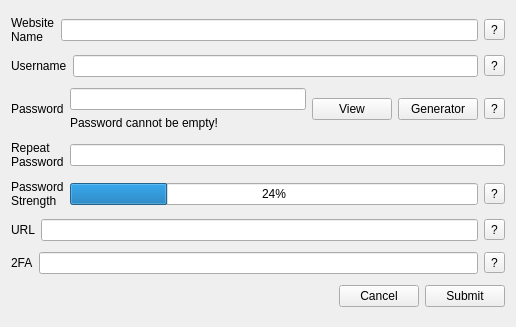
Above: designs/entry.ui from C18384776/Armour before the change. Below: the same form after it.
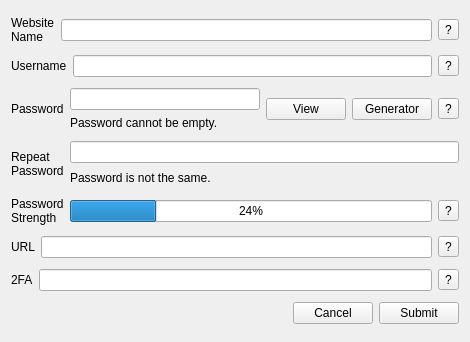
That is the form after the change.

Commit message: New entry window sends information back to main

```diff
--- a/designs/entry.ui
+++ b/designs/entry.ui
@@ -6,8 +6,8 @@
    <rect>
     <x>0</x>
     <y>0</y>
-    <width>516</width>
-    <height>327</height>
+    <width>470</width>
+    <height>342</height>
    </rect>
   </property>
   <property name="windowTitle">
@@ -74,7 +74,7 @@
        <item>
         <widget class="QLabel" name="password_error_label">
          <property name="text">
-          <string>Password cannot be empty!</string>
+          <string>Password cannot be empty.</string>
          </property>
         </widget>
        </item>
@@ -117,7 +117,24 @@
       </widget>
      </item>
      <item>
-      <widget class="QLineEdit" name="repeat_lineEdit"/>
+      <layout class="QVBoxLayout" name="repeat_layout_2">
+       <item>
+        <widget class="QLineEdit" name="repeat_lineEdit"/>
+       </item>
+       <item>
+        <widget class="QLabel" name="repeat_error_label">
+         <property name="maximumSize">
+          <size>
+           <width>16777215</width>
+           <height>17</height>
+          </size>
+         </property>
+         <property name="text">
+          <string>Password is not the same.</string>
+         </property>
+        </widget>
+       </item>
+      </layout>
      </item>
     </layout>
    </item>
```
Left out of the diff: 4 changed lines with no effect on the pictures. The commit also changes 13 other files.
